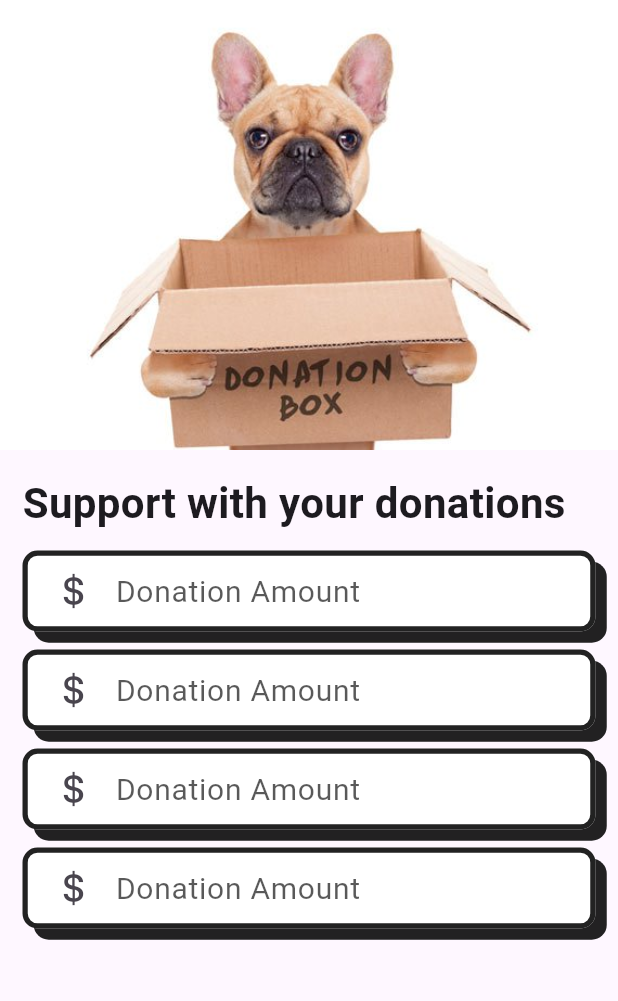
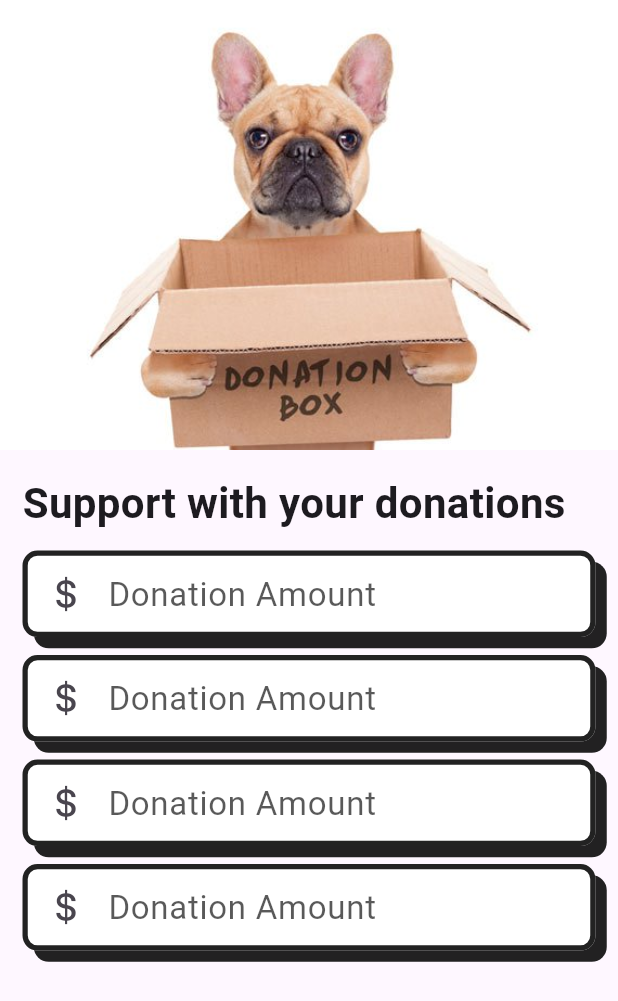
Before and after one commit to JeanGC970520/payment_gateway, a Flutter app: the screen it shows after launch, on a phone screen of 412 x 824 dp. Shown: the top 1001 px of the screen. Run offline on Flutter 3.47's test engine with Material 3 defaults, Android fonts, the phone set to English and light mode, and no system bars.

Commit message:
Fixing height, make it constant and changing font size

```diff
--- a/lib/presentation/widgets/inputs/reusable_text_form_field.dart
+++ b/lib/presentation/widgets/inputs/reusable_text_form_field.dart
@@ -19,7 +19,7 @@ class ReusableTextFormField extends StatelessWidget {
     this.borderWidth = 1.6,
     this.enabled = true,
     this.inputFormatters,
-    this.fontSize = 18,
+    this.fontSize = 22,
   });
 
   final String? label;
@@ -41,10 +41,11 @@ class ReusableTextFormField extends StatelessWidget {
   @override
   Widget build(BuildContext context) {
     final colors = Theme.of(context).colorScheme;
+    final size = MediaQuery.of(context).size;
 
     return ReusableBoxDecoration(
-      child: Padding(
-        padding: const EdgeInsets.symmetric(horizontal: 5,),
+      child: SizedBox(
+        height: size.height * 0.07,
         child: TextFormField(
           enabled: enabled,
           controller: controller,
@@ -54,7 +55,9 @@ class ReusableTextFormField extends StatelessWidget {
           keyboardType: keyboardType,
           style: TextStyle(fontSize: fontSize),
           inputFormatters: inputFormatters,
+          textAlignVertical: TextAlignVertical.center,
           decoration: InputDecoration(
+            border: InputBorder.none,
             enabledBorder: InputBorder.none,
             focusedBorder: InputBorder.none,
             errorBorder: InputBorder.none,
@@ -63,10 +66,10 @@ class ReusableTextFormField extends StatelessWidget {
             label: label != null
               ? Text(label!, style: TextStyle(color: Colors.black.withOpacity(0.65)),)
               : null,
-            labelStyle: const TextStyle(fontSize: 20),
+            labelStyle: const TextStyle(fontSize: 22),
             hintText: hintText,
             errorText: errorMessage,
-            errorStyle: const TextStyle(fontSize: 14),
+            errorStyle: const TextStyle(fontSize: 16),
             focusColor: colors.primary,
             prefixIcon: prefixIcon,
             suffixIcon: suffixIcon,
```
